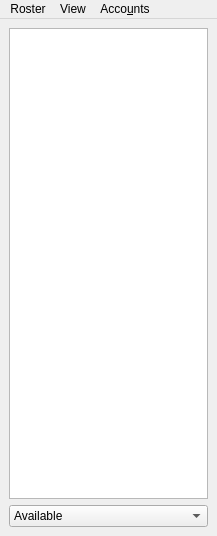
This is data/roster.ui in jabbercat/jabbercat as Qt 5 draws it before an edit. The edited form follows.
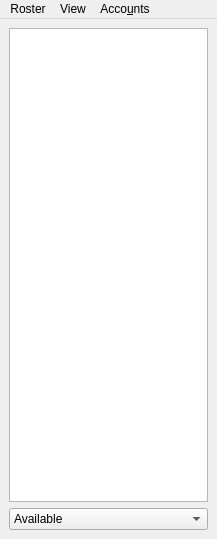
This is the edited form. Icons and pictures are not drawn.

What changed in the file:
```diff
--- a/data/roster.ui
+++ b/data/roster.ui
@@ -7,7 +7,7 @@
     <x>0</x>
     <y>0</y>
     <width>217</width>
-    <height>536</height>
+    <height>539</height>
    </rect>
   </property>
   <property name="windowTitle">
```
Left out of the diff: 3 changed lines with no effect on the pictures.
